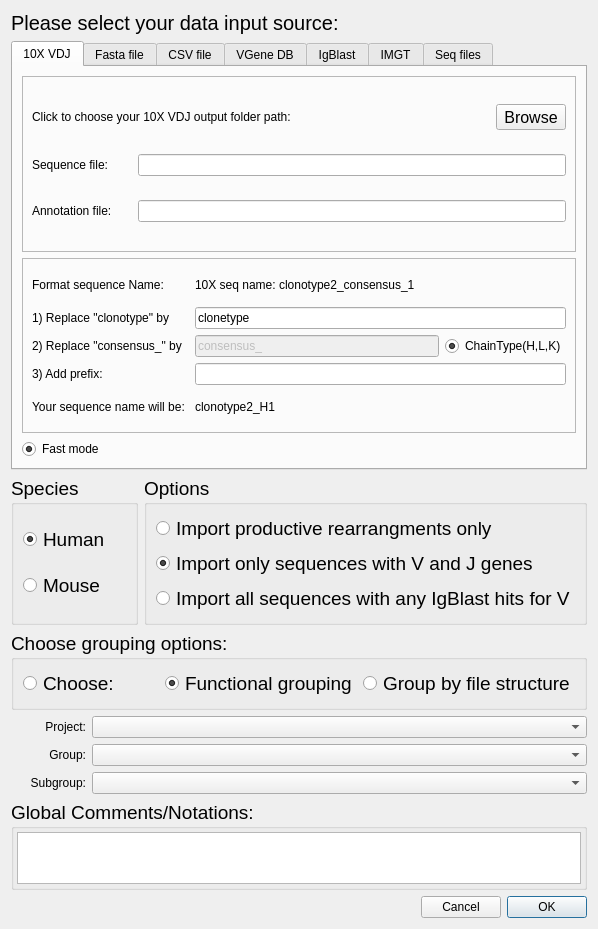
The window that import_data_dialog.ui (WilsonImmunologyLab/VGenes) describes before a commit, drawn with Qt 5.
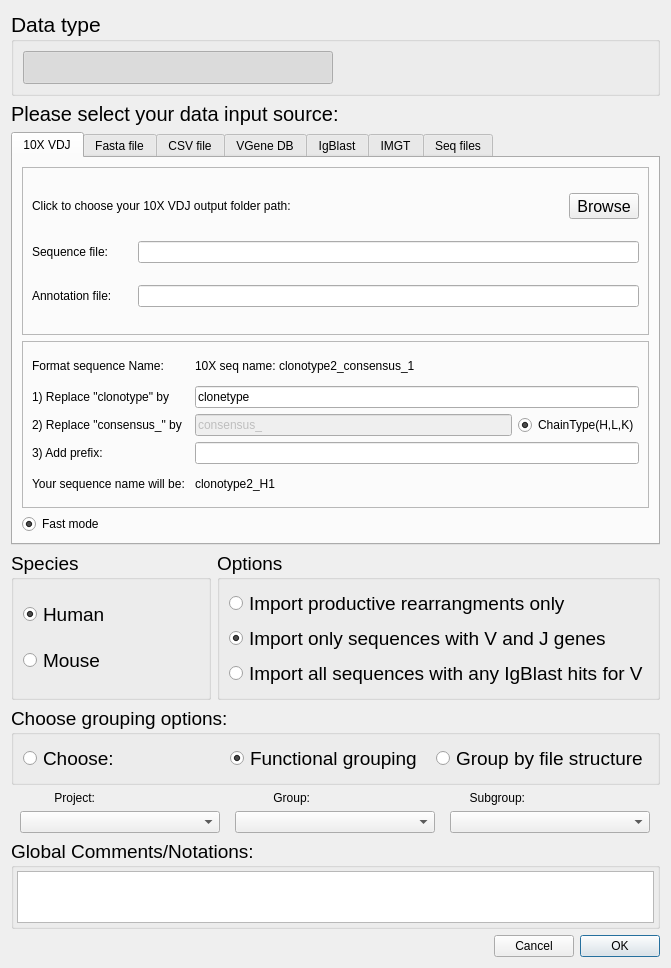
The same window after the commit. Icons and pictures are not drawn.

Commit message: update TCR icon and interface

What changed in the file:
```diff
--- a/import_data_dialog.ui
+++ b/import_data_dialog.ui
@@ -6,230 +6,84 @@
    <rect>
     <x>0</x>
     <y>0</y>
-    <width>598</width>
-    <height>929</height>
+    <width>671</width>
+    <height>968</height>
    </rect>
   </property>
   <property name="windowTitle">
    <string>Import records from files/DBs</string>
   </property>
-  <layout class="QGridLayout" name="gridLayout_9">
-   <item row="2" column="0" colspan="2">
-    <widget class="QGroupBox" name="groupBox">
+  <layout class="QGridLayout" name="gridLayout_16">
+   <item row="0" column="0" colspan="2">
+    <widget class="QGroupBox" name="groupBox_4">
      <property name="font">
       <font>
-       <pointsize>14</pointsize>
+       <pointsize>16</pointsize>
       </font>
      </property>
      <property name="title">
-      <string>Species</string>
+      <string>Data type</string>
      </property>
-     <layout class="QGridLayout" name="gridLayout_4">
+     <layout class="QGridLayout" name="gridLayout_8">
       <item row="0" column="0">
-       <widget class="QRadioButton" name="radioButtonHuman">
+       <widget class="QPushButton" name="pushButton">
         <property name="text">
-         <string>Human</string>
+         <string/>
+        </property>
+        <property name="icon">
+         <iconset>
+          <normaloff>Resources/BCR.png</normaloff>Resources/BCR.png</iconset>
+        </property>
+        <property name="iconSize">
+         <size>
+          <width>120</width>
+          <height>50</height>
+         </size>
+        </property>
+        <property name="checkable">
+         <bool>true</bool>
         </property>
         <property name="checked">
          <bool>true</bool>
         </property>
-       </widget>
-      </item>
-      <item row="1" column="0">
-       <widget class="QRadioButton" name="radioButtonMouse">
-        <property name="text">
-         <string>Mouse</string>
+        <property name="autoExclusive">
+         <bool>true</bool>
         </property>
-       </widget>
-      </item>
-     </layout>
-    </widget>
-   </item>
-   <item row="5" column="1" colspan="2">
-    <widget class="QComboBox" name="comboBoxGroup"/>
-   </item>
-   <item row="3" column="0" colspan="3">
-    <widget class="QGroupBox" name="groupBox_5">
-     <property name="minimumSize">
-      <size>
-       <width>0</width>
-       <height>70</height>
-      </size>
-     </property>
-     <property name="maximumSize">
-      <size>
-       <width>16777215</width>
-       <height>2000</height>
-      </size>
-     </property>
-     <property name="font">
-      <font>
-       <pointsize>14</pointsize>
-      </font>
-     </property>
-     <property name="title">
-      <string>Choose grouping options:</string>
-     </property>
-     <layout class="QGridLayout" name="gridLayout_6">
-      <item row="0" column="2">
-       <widget class="QRadioButton" name="checkBoxFileStruc">
-        <property name="minimumSize">
-         <size>
-          <width>0</width>
-          <height>20</height>
-         </size>
-        </property>
-        <property name="toolTip">
-         <string>use folder structure to group</string>
-        </property>
-        <property name="text">
-         <string>Group by file structure</string>
-        </property>
-       </widget>
-      </item>
-      <item row="0" column="0">
-       <widget class="QRadioButton" name="rdoChoose">
-        <property name="minimumSize">
-         <size>
-          <width>0</width>
-          <height>20</height>
-         </size>
-        </property>
-        <property name="focusPolicy">
-         <enum>Qt::TabFocus</enum>
-        </property>
-        <property name="toolTip">
-         <string>Select grouping from choices below</string>
-        </property>
-        <property name="layoutDirection">
-         <enum>Qt::LeftToRight</enum>
-        </property>
-        <property name="text">
-         <string>Choose:</string>
+        <property name="flat">
+         <bool>true</bool>
         </property>
        </widget>
       </item>
       <item row="0" column="1">
-       <widget class="QRadioButton" name="rdoFunction">
-        <property name="minimumSize">
-         <size>
-          <width>0</width>
-          <height>20</height>
-         </size>
-        </property>
-        <property name="toolTip">
-         <string>Will group based on heavy/kappa/lambda, Functional, Reading frame</string>
-        </property>
+       <widget class="QPushButton" name="pushButton_2">
         <property name="text">
-         <string>Functional grouping</string>
+         <string/>
         </property>
-        <property name="checked">
-         <bool>true</bool>
+        <property name="icon">
+         <iconset>
+          <normaloff>Resources/TCR1.png</normaloff>Resources/TCR1.png</iconset>
         </property>
-       </widget>
-      </item>
-     </layout>
-    </widget>
-   </item>
-   <item row="4" column="0">
-    <widget class="QLabel" name="label_2">
-     <property name="minimumSize">
-      <size>
-       <width>75</width>
-       <height>0</height>
-      </size>
-     </property>
-     <property name="maximumSize">
-      <size>
-       <width>75</width>
-       <height>16777215</height>
-      </size>
-     </property>
-     <property name="layoutDirection">
-      <enum>Qt::LeftToRight</enum>
-     </property>
-     <property name="text">
-      <string>Project:</string>
-     </property>
-     <property name="alignment">
-      <set>Qt::AlignRight|Qt::AlignTrailing|Qt::AlignVCenter</set>
-     </property>
-    </widget>
-   </item>
-   <item row="7" column="0" colspan="3">
-    <widget class="QGroupBox" name="groupBox_3">
-     <property name="minimumSize">
-      <size>
-       <width>350</width>
-       <height>0</height>
-      </size>
-     </property>
-     <property name="maximumSize">
-      <size>
-       <width>16777215</width>
-       <height>90</height>
-      </size>
-     </property>
-     <property name="font">
-      <font>
-       <pointsize>14</pointsize>
-      </font>
-     </property>
-     <property name="title">
-      <string>Global Comments/Notations:</string>
-     </property>
-     <layout class="QGridLayout" name="gridLayout_7">
-      <property name="leftMargin">
-       <number>3</number>
-      </property>
-      <property name="topMargin">
-       <number>3</number>
-      </property>
-      <property name="rightMargin">
-       <number>3</number>
-      </property>
-      <property name="bottomMargin">
-       <number>3</number>
-      </property>
-      <item row="0" column="0">
-       <widget class="QPlainTextEdit" name="txtComment">
-        <property name="maximumSize">
+        <property name="iconSize">
          <size>
-          <width>2000</width>
-          <height>16777215</height>
+          <width>120</width>
+          <height>50</height>
          </size>
         </property>
+        <property name="checkable">
+         <bool>true</bool>
+        </property>
+        <property name="autoExclusive">
+         <bool>true</bool>
+        </property>
+        <property name="flat">
+         <bool>true</bool>
+        </property>
        </widget>
       </item>
      </layout>
     </widget>
    </item>
-   <item row="6" column="0">
-    <widget class="QLabel" name="label_4">
-     <property name="minimumSize">
-      <size>
-       <width>75</width>
-       <height>0</height>
-      </size>
-     </property>
-     <property name="maximumSize">
-      <size>
-       <width>75</width>
-       <height>16777215</height>
-      </size>
-     </property>
-     <property name="layoutDirection">
-      <enum>Qt::LeftToRight</enum>
-     </property>
-     <property name="text">
-      <string>Subgroup:</string>
-     </property>
-     <property name="alignment">
-      <set>Qt::AlignRight|Qt::AlignTrailing|Qt::AlignVCenter</set>
-     </property>
-    </widget>
-   </item>
-   <item row="0" column="0" colspan="3">
+   <item row="1" column="0" colspan="2">
     <widget class="QLabel" name="label">
      <property name="font">
       <font>
@@ -241,122 +95,7 @@
      </property>
     </widget>
    </item>
-   <item row="2" column="2">
-    <widget class="QGroupBox" name="groupBox_2">
-     <property name="font">
-      <font>
-       <pointsize>14</pointsize>
-      </font>
-     </property>
-     <property name="title">
-      <string>Options</string>
-     </property>
-     <layout class="QGridLayout" name="gridLayout_5">
-      <item row="0" column="0">
-       <widget class="QRadioButton" name="rdoProductive">
-        <property name="text">
-         <string>Import productive rearrangments only</string>
-        </property>
-       </widget>
-      </item>
-      <item row="1" column="0">
-       <widget class="QRadioButton" name="rdoVandJ">
-        <property name="text">
-         <string>Import only sequences with V and J genes</string>
-        </property>
-        <property name="checked">
-         <bool>true</bool>
-        </property>
-       </widget>
-      </item>
-      <item row="2" column="0">
-       <widget class="QRadioButton" name="rdoAll">
-        <property name="text">
-         <string>Import all sequences with any IgBlast hits for V</string>
-        </property>
-       </widget>
-      </item>
-     </layout>
-    </widget>
-   </item>
-   <item row="5" column="0">
-    <widget class="QLabel" name="label_3">
-     <property name="minimumSize">
-      <size>
-       <width>75</width>
-       <height>0</height>
-      </size>
-     </property>
-     <property name="maximumSize">
-      <size>
-       <width>75</width>
-       <height>16777215</height>
-      </size>
-     </property>
-     <property name="layoutDirection">
-      <enum>Qt::LeftToRight</enum>
-     </property>
-     <property name="text">
-      <string>Group:</string>
-     </property>
-     <property name="alignment">
-      <set>Qt::AlignRight|Qt::AlignTrailing|Qt::AlignVCenter</set>
-     </property>
-    </widget>
-   </item>
-   <item row="8" column="0" colspan="3">
-    <layout class="QHBoxLayout" name="horizontalLayout">
-     <item>
-      <spacer name="horizontalSpacer">
-       <property name="orientation">
-        <enum>Qt::Horizontal</enum>
-       </property>
-       <property name="sizeHint" stdset="0">
-        <size>
-         <width>135</width>
-         <height>20</height>
-        </size>
-       </property>
-      </spacer>
-     </item>
-     <item>
-      <widget class="QPushButton" name="pushButtonCancel">
-       <property name="maximumSize">
-        <size>
-         <width>100</width>
-         <height>16777215</height>
-        </size>
-       </property>
-       <property name="text">
-        <string>Cancel</string>
-       </property>
-      </widget>
-     </item>
-     <item>
-      <widget class="QPushButton" name="pushButtonOK">
-       <property name="maximumSize">
-        <size>
-         <width>100</width>
-         <height>16777215</height>
-        </size>
-       </property>
-       <property name="text">
-        <string>OK</string>
-       </property>
-       <property name="default">
-        <bool>true</bool>
-       </property>
-      </widget>
-     </item>
-    </layout>
-   </item>
-   <item row="4" column="1" colspan="2">
-    <widget class="QComboBox" name="comboBoxProject"/>
-   </item>
-   <item row="6" column="1" colspan="2">
-    <widget class="QComboBox" name="comboBoxSubgroup"/>
-   </item>
-   <item row="1" column="0" colspan="3">
+   <item row="2" column="0" colspan="2">
     <widget class="QTabWidget" name="tabWidget">
      <property name="currentIndex">
       <number>0</number>
@@ -839,6 +578,361 @@
      </widget>
     </widget>
    </item>
+   <item row="3" column="0">
+    <widget class="QGroupBox" name="groupBox">
+     <property name="font">
+      <font>
+       <pointsize>14</pointsize>
+      </font>
+     </property>
+     <property name="title">
+      <string>Species</string>
+     </property>
+     <layout class="QGridLayout" name="gridLayout_4">
+      <item row="0" column="0">
+       <widget class="QRadioButton" name="radioButtonHuman">
+        <property name="text">
+         <string>Human</string>
+        </property>
+        <property name="checked">
+         <bool>true</bool>
+        </property>
+       </widget>
+      </item>
+      <item row="1" column="0">
+       <widget class="QRadioButton" name="radioButtonMouse">
+        <property name="text">
+         <string>Mouse</string>
+        </property>
+       </widget>
+      </item>
+     </layout>
+    </widget>
+   </item>
+   <item row="3" column="1">
+    <widget class="QGroupBox" name="groupBox_2">
+     <property name="font">
+      <font>
+       <pointsize>14</pointsize>
+      </font>
+     </property>
+     <property name="title">
+      <string>Options</string>
+     </property>
+     <layout class="QGridLayout" name="gridLayout_5">
+      <item row="0" column="0">
+       <widget class="QRadioButton" name="rdoProductive">
+        <property name="text">
+         <string>Import productive rearrangments only</string>
+        </property>
+       </widget>
+      </item>
+      <item row="1" column="0">
+       <widget class="QRadioButton" name="rdoVandJ">
+        <property name="text">
+         <string>Import only sequences with V and J genes</string>
+        </property>
+        <property name="checked">
+         <bool>true</bool>
+        </property>
+       </widget>
+      </item>
+      <item row="2" column="0">
+       <widget class="QRadioButton" name="rdoAll">
+        <property name="text">
+         <string>Import all sequences with any IgBlast hits for V</string>
+        </property>
+       </widget>
+      </item>
+     </layout>
+    </widget>
+   </item>
+   <item row="4" column="0" colspan="2">
+    <widget class="QGroupBox" name="groupBox_5">
+     <property name="minimumSize">
+      <size>
+       <width>0</width>
+       <height>70</height>
+      </size>
+     </property>
+     <property name="maximumSize">
+      <size>
+       <width>16777215</width>
+       <height>2000</height>
+      </size>
+     </property>
+     <property name="font">
+      <font>
+       <pointsize>14</pointsize>
+      </font>
+     </property>
+     <property name="title">
+      <string>Choose grouping options:</string>
+     </property>
+     <layout class="QGridLayout" name="gridLayout_6">
+      <item row="0" column="2">
+       <widget class="QRadioButton" name="checkBoxFileStruc">
+        <property name="minimumSize">
+         <size>
+          <width>0</width>
+          <height>20</height>
+         </size>
+        </property>
+        <property name="toolTip">
+         <string>use folder structure to group</string>
+        </property>
+        <property name="text">
+         <string>Group by file structure</string>
+        </property>
+       </widget>
+      </item>
+      <item row="0" column="0">
+       <widget class="QRadioButton" name="rdoChoose">
+        <property name="minimumSize">
+         <size>
+          <width>0</width>
+          <height>20</height>
+         </size>
+        </property>
+        <property name="focusPolicy">
+         <enum>Qt::TabFocus</enum>
+        </property>
+        <property name="toolTip">
+         <string>Select grouping from choices below</string>
+        </property>
+        <property name="layoutDirection">
+         <enum>Qt::LeftToRight</enum>
+        </property>
+        <property name="text">
+         <string>Choose:</string>
+        </property>
+       </widget>
+      </item>
+      <item row="0" column="1">
+       <widget class="QRadioButton" name="rdoFunction">
+        <property name="minimumSize">
+         <size>
+          <width>0</width>
+          <height>20</height>
+         </size>
+        </property>
+        <property name="toolTip">
+         <string>Will group based on heavy/kappa/lambda, Functional, Reading frame</string>
+        </property>
+        <property name="text">
+         <string>Functional grouping</string>
+        </property>
+        <property name="checked">
+         <bool>true</bool>
+        </property>
+       </widget>
+      </item>
+     </layout>
+    </widget>
+   </item>
+   <item row="5" column="0" colspan="2">
+    <layout class="QGridLayout" name="gridLayout_9">
+     <item row="0" column="0">
+      <widget class="QLabel" name="label_2">
+       <property name="minimumSize">
+        <size>
+         <width>75</width>
+         <height>0</height>
+        </size>
+       </property>
+       <property name="maximumSize">
+        <size>
+         <width>75</width>
+         <height>16777215</height>
+        </size>
+       </property>
+       <property name="layoutDirection">
+        <enum>Qt::LeftToRight</enum>
+       </property>
+       <property name="text">
+        <string>Project:</string>
+       </property>
+       <property name="alignment">
+        <set>Qt::AlignRight|Qt::AlignTrailing|Qt::AlignVCenter</set>
+       </property>
+      </widget>
+     </item>
+     <item row="0" column="2">
+      <widget class="QLabel" name="label_4">
+       <property name="minimumSize">
+        <size>
+         <width>75</width>
+         <height>0</height>
+        </size>
+       </property>
+       <property name="maximumSize">
+        <size>
+         <width>75</width>
+         <height>16777215</height>
+        </size>
+       </property>
+       <property name="layoutDirection">
+        <enum>Qt::LeftToRight</enum>
+       </property>
+       <property name="text">
+        <string>Subgroup:</string>
+       </property>
+       <property name="alignment">
+        <set>Qt::AlignRight|Qt::AlignTrailing|Qt::AlignVCenter</set>
+       </property>
+      </widget>
+     </item>
+     <item row="0" column="1">
+      <widget class="QLabel" name="label_3">
+       <property name="minimumSize">
+        <size>
+         <width>75</width>
+         <height>0</height>
+        </size>
+       </property>
+       <property name="maximumSize">
+        <size>
+         <width>75</width>
+         <height>16777215</height>
+        </size>
+       </property>
+       <property name="layoutDirection">
+        <enum>Qt::LeftToRight</enum>
+       </property>
+       <property name="text">
+        <string>Group:</string>
+       </property>
+       <property name="alignment">
+        <set>Qt::AlignRight|Qt::AlignTrailing|Qt::AlignVCenter</set>
+       </property>
+      </widget>
+     </item>
+     <item row="1" column="0">
+      <widget class="QComboBox" name="comboBoxProject">
+       <property name="minimumSize">
+        <size>
+         <width>200</width>
+         <height>0</height>
+        </size>
+       </property>
+      </widget>
+     </item>
+     <item row="1" column="1">
+      <widget class="QComboBox" name="comboBoxGroup">
+       <property name="minimumSize">
+        <size>
+         <width>200</width>
+         <height>0</height>
+        </size>
+       </property>
+      </widget>
+     </item>
+     <item row="1" column="2">
+      <widget class="QComboBox" name="comboBoxSubgroup">
+       <property name="minimumSize">
+        <size>
+         <width>200</width>
+         <height>0</height>
+        </size>
+       </property>
+      </widget>
+     </item>
+    </layout>
+   </item>
+   <item row="6" column="0" colspan="2">
+    <widget class="QGroupBox" name="groupBox_3">
+     <property name="minimumSize">
+      <size>
+       <width>350</width>
+       <height>0</height>
+      </size>
+     </property>
+     <property name="maximumSize">
+      <size>
+       <width>16777215</width>
+       <height>90</height>
+      </size>
+     </property>
+     <property name="font">
+      <font>
+       <pointsize>14</pointsize>
+      </font>
+     </property>
+     <property name="title">
+      <string>Global Comments/Notations:</string>
+     </property>
+     <layout class="QGridLayout" name="gridLayout_7">
+      <property name="leftMargin">
+       <number>3</number>
+      </property>
+      <property name="topMargin">
+       <number>3</number>
+      </property>
+      <property name="rightMargin">
+       <number>3</number>
+      </property>
+      <property name="bottomMargin">
+       <number>3</number>
+      </property>
+      <item row="0" column="0">
+       <widget class="QPlainTextEdit" name="txtComment">
+        <property name="maximumSize">
+         <size>
+          <width>2000</width>
+          <height>16777215</height>
+         </size>
+        </property>
+       </widget>
+      </item>
+     </layout>
+    </widget>
+   </item>
+   <item row="7" column="0" colspan="2">
+    <layout class="QHBoxLayout" name="horizontalLayout">
+     <item>
+      <spacer name="horizontalSpacer">
+       <property name="orientation">
+        <enum>Qt::Horizontal</enum>
+       </property>
+       <property name="sizeHint" stdset="0">
+        <size>
+         <width>135</width>
+         <height>20</height>
+        </size>
+       </property>
+      </spacer>
+     </item>
+     <item>
+      <widget class="QPushButton" name="pushButtonCancel">
+       <property name="maximumSize">
+        <size>
+         <width>100</width>
+         <height>16777215</height>
+        </size>
+       </property>
+       <property name="text">
+        <string>Cancel</string>
+       </property>
+      </widget>
+     </item>
+     <item>
+      <widget class="QPushButton" name="pushButtonOK">
+       <property name="maximumSize">
+        <size>
+         <width>100</width>
+         <height>16777215</height>
+        </size>
+       </property>
+       <property name="text">
+        <string>OK</string>
+       </property>
+       <property name="default">
+        <bool>true</bool>
+       </property>
+      </widget>
+     </item>
+    </layout>
+   </item>
   </layout>
  </widget>
  <resources/>
```
The commit also changes 6 other files.
